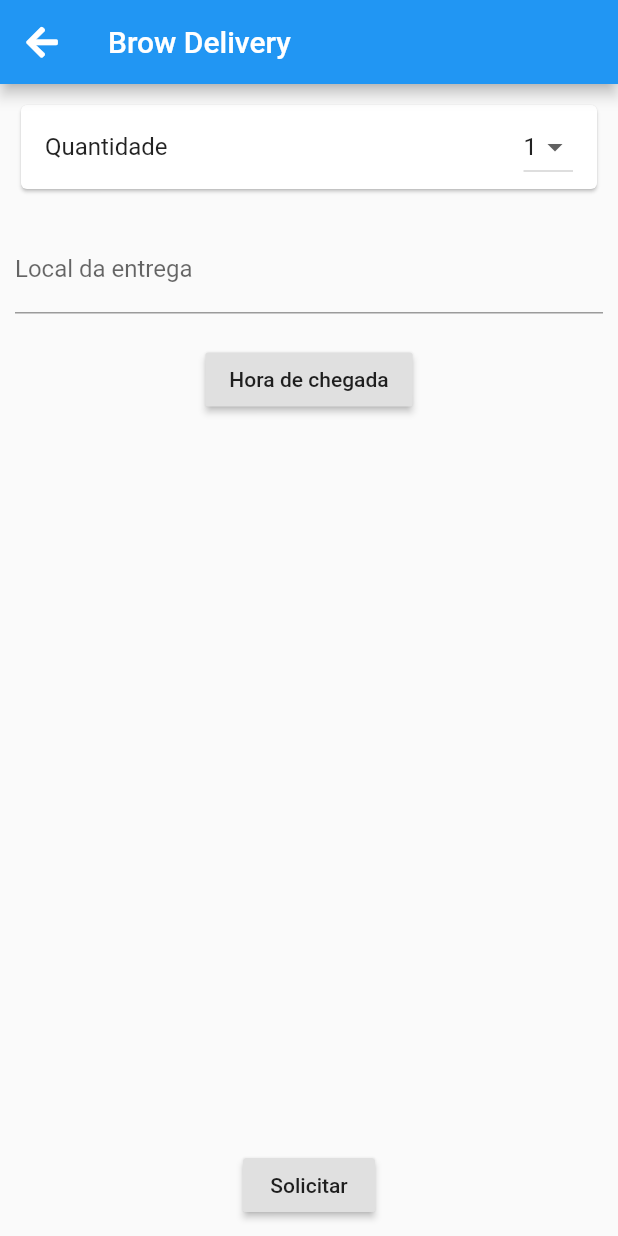
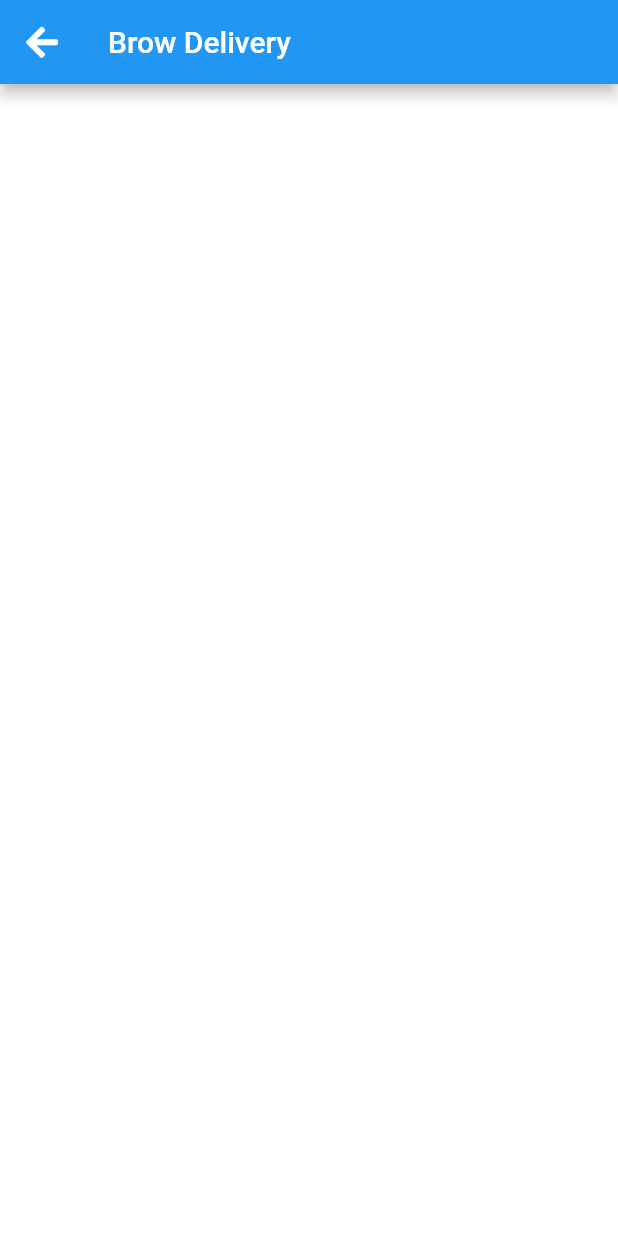
Before and after one commit to ademir2011/browdelivery, a Flutter app: the Cart screen opened directly, after a tap on "Solicitar", on a phone screen of 412 x 824 dp. Run offline on Flutter 3.47's test engine with Material 2 defaults, Android fonts, the phone set to English and light mode, and no system bars; our stand-ins replace font_awesome_flutter.

Commit message:
tela de aguardo

```diff
--- a/lib/ui/cart.dart
+++ b/lib/ui/cart.dart
@@ -1,3 +1,4 @@
+import 'package:brow/ui/wait.dart';
 import 'package:flutter/material.dart';
 import 'package:font_awesome_flutter/font_awesome_flutter.dart';
 
@@ -13,6 +14,7 @@ class _CartState extends State<Cart> {
   @override
   Widget build(BuildContext context) {
     return Scaffold(
+      resizeToAvoidBottomInset: false,
       appBar: buildAppBar(),
       body: Center(
         child: buildList(),
@@ -94,7 +96,10 @@ class _CartState extends State<Cart> {
           ),
           RaisedButton(
             child: Text('Solicitar'),
-            onPressed: () {},
+            onPressed: () {
+              Navigator.push(
+                  context, MaterialPageRoute(builder: (context) => Wait()));
+            },
           )
         ],
       ),
--- /dev/null
+++ b/lib/ui/wait.dart
@@ -0,0 +1,31 @@
+import 'package:flutter/material.dart';
+import 'package:font_awesome_flutter/font_awesome_flutter.dart';
+
+class Wait extends StatefulWidget {
+  @override
+  _WaitState createState() => _WaitState();
+}
+
+class _WaitState extends State<Wait> {
+  @override
+  Widget build(BuildContext context) {
+    return Scaffold(
+      appBar: buildAppBar(),
+      body: Container(
+        color: Colors.white,
+      ),
+    );
+  }
+
+  Widget buildAppBar() {
+    return AppBar(
+      leading: IconButton(
+        icon: Icon(FontAwesomeIcons.arrowLeft),
+        onPressed: () {
+          Navigator.pop(context);
+        },
+      ),
+      title: Text("Brow Delivery"),
+    );
+  }
+}
```
